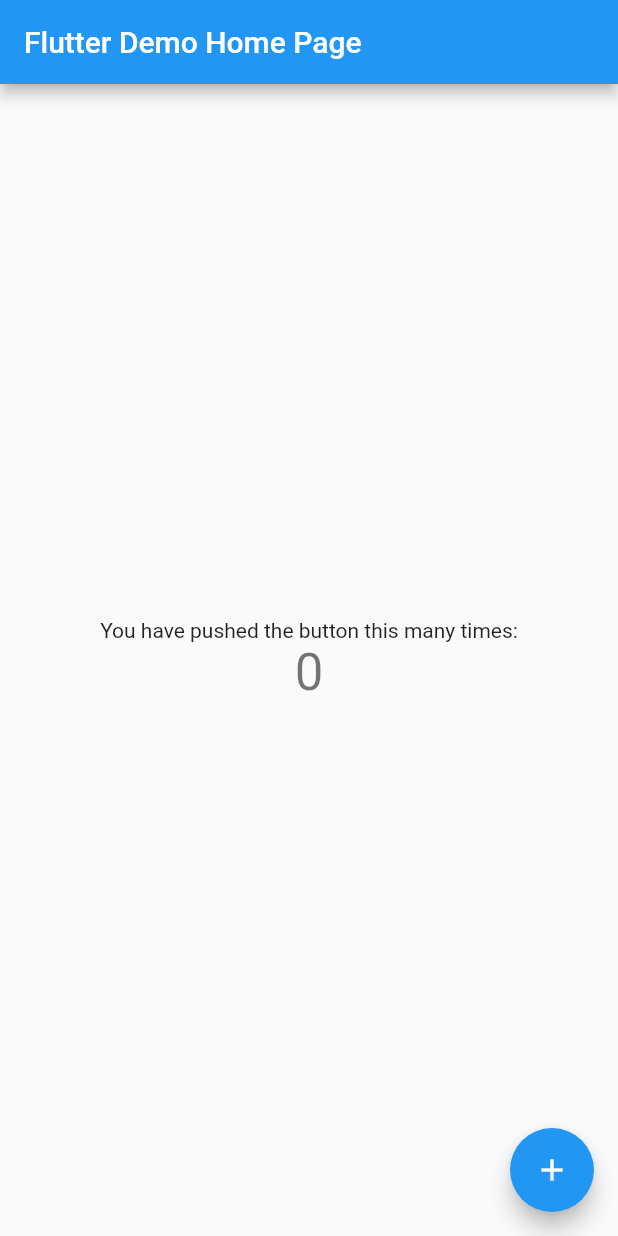
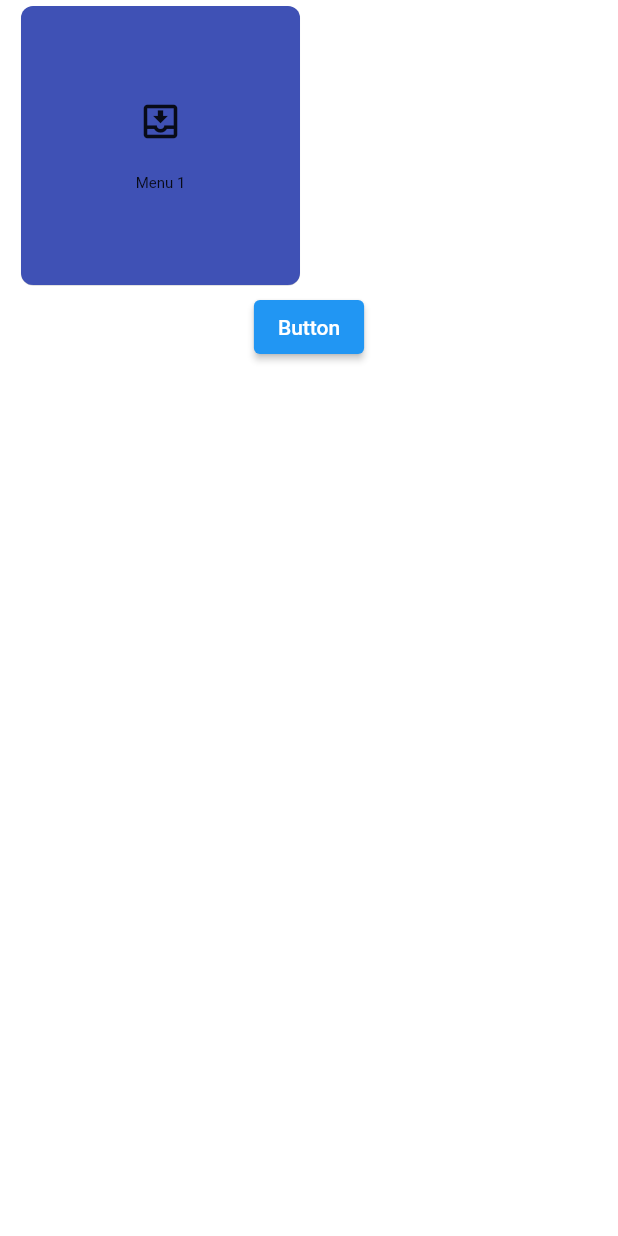
Before and after one commit to massimiliano67-it/bottongrid, a Flutter app: the screen it shows after launch, on a phone screen of 412 x 824 dp. Run offline on Flutter 3.47's test engine with Material 2 defaults, Android fonts, the phone set to English and light mode, and no system bars.

Commit message:
First Commit

```diff
--- /dev/null
+++ b/lib/test1.dart
@@ -0,0 +1,109 @@
+import 'package:flutter/material.dart';
+import 'package:url_launcher/url_launcher.dart';
+import 'package:url_launcher/url_launcher.dart';
+import 'package:url_launcher/url_launcher_string.dart';
+
+class test1 extends StatelessWidget {
+  const test1({Key? key}) : super(key: key);
+
+  @override
+  Widget build(BuildContext context) {
+    final url = Uri(scheme: 'https', host: 'www.cylog.org', path: 'headers/');
+    final List<MenuData> menu = [
+      MenuData(Icons.move_to_inbox_outlined, 'Menu 1', url, ""),
+      /*MenuData(Icons.find_in_page_outlined, 'Menu 2'),
+      MenuData(Icons.find_in_page_outlined, 'Menu 3'),
+      MenuData(Icons.upgrade_outlined, 'Menu 4'),
+      MenuData(Icons.upgrade_outlined, 'Menu 5'),
+      MenuData(Icons.play_for_work_outlined, 'Menu 6'),
+      MenuData(Icons.play_for_work_outlined, 'Menu 7'),
+      MenuData(Icons.assignment_turned_in_outlined, 'Menu 8'),*/
+      //MenuData(Icons.assignment_turned_in_outlined, 'Menu 9'),
+      //MenuData(Icons.fact_check_outlined, 'Menu 10')
+    ];
+
+    return Container(
+        child: Scrollbar(
+          thickness: 3,
+          child: Padding(
+            padding: const EdgeInsets.symmetric(horizontal: 10.0),
+            child: SingleChildScrollView(
+              physics: BouncingScrollPhysics(),
+              child: Column(
+                children: [
+                  GridView.builder(
+                    shrinkWrap: true,
+                    physics: BouncingScrollPhysics(),
+                    itemCount: menu.length,
+                    gridDelegate: const SliverGridDelegateWithFixedCrossAxisCount(
+                        childAspectRatio: 1,
+                        crossAxisCount: 2,
+                        crossAxisSpacing: 4.0,
+                        mainAxisSpacing: 4.0),
+                    itemBuilder: (BuildContext context, int index) {
+                      return Card(
+                        color: Colors.indigo,
+                        elevation: 0.2,
+                        shape: RoundedRectangleBorder(
+                            borderRadius: BorderRadius.circular(8.0)),
+                        child: InkWell(
+                          onTap: () async {
+                           await launchUrl(menu[index].url);
+                            print(menu[index].url);
+                          },
+                          child: Column(
+                            mainAxisAlignment: MainAxisAlignment.center,
+                            crossAxisAlignment: CrossAxisAlignment.center,
+                            children: <Widget>[
+                              Icon(
+                                menu[index].icon,
+                                size: 30,
+                              ),
+                              SizedBox(height: 20),
+                              Text(
+                                menu[index].title,
+                                textAlign: TextAlign.center,
+                                style: const TextStyle(
+                                    fontSize: 10,
+                                    color: Colors.black87),
+                              )
+                            ],
+                          ),
+                        ),
+                      );
+                    },
+                  ),
+                  Center(
+                    child: ElevatedButton(
+                      child: Text("Button"),
+                      onPressed: (){
+                        print("object");
+                        //launchUrlString(urlString)
+                      },
+                    ),
+                  ),
+                ],
+              ),
+            ),
+          ),
+        ));
+  }
+}
+
+/*urlString, {   LaunchMode mode = LaunchMode.platformDefault,   WebViewConfiguration webViewConfiguration = const WebViewConfiguration(),   String? webOnlyWindowName
+*/
+
+class MenuData {
+
+  final IconData icon;
+  final String title;
+  Uri url;
+  String  urlString;
+  LaunchMode mode;
+  WebViewConfiguration WebConfiguration;
+ // String webOnlyWindowName;
+
+  MenuData(this.icon, this.title, this.url, this.urlString, {this.mode = LaunchMode.platformDefault, this.WebConfiguration = const WebViewConfiguration()});
+
+
+}
--- a/pubspec.yaml
+++ b/pubspec.yaml
@@ -36,6 +36,7 @@ dependencies:
   # The following adds the Cupertino Icons font to your application.
   # Use with the CupertinoIcons class for iOS style icons.
   cupertino_icons: ^1.0.2
+  url_launcher: ^6.1.5
 
 dev_dependencies:
   flutter_test:
```
Also changed, not shown: lib/main.dart (+51 -38 lines), pubspec.lock, 1 other file.
